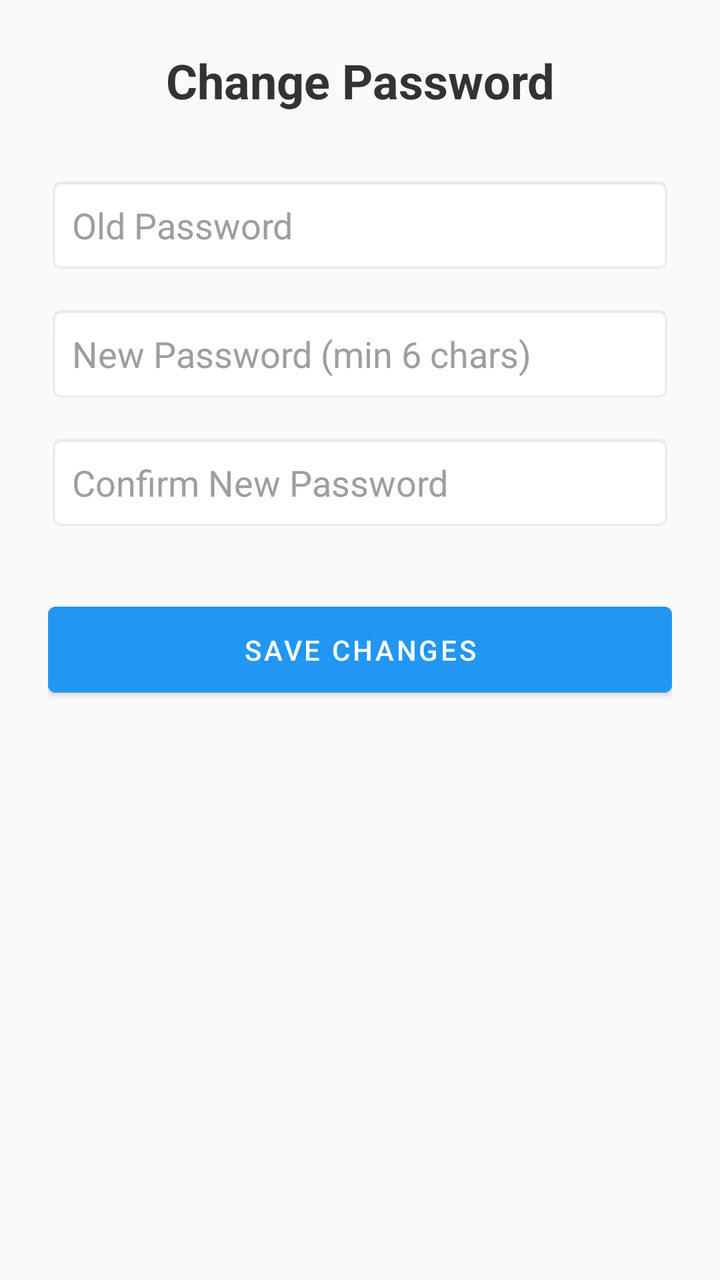
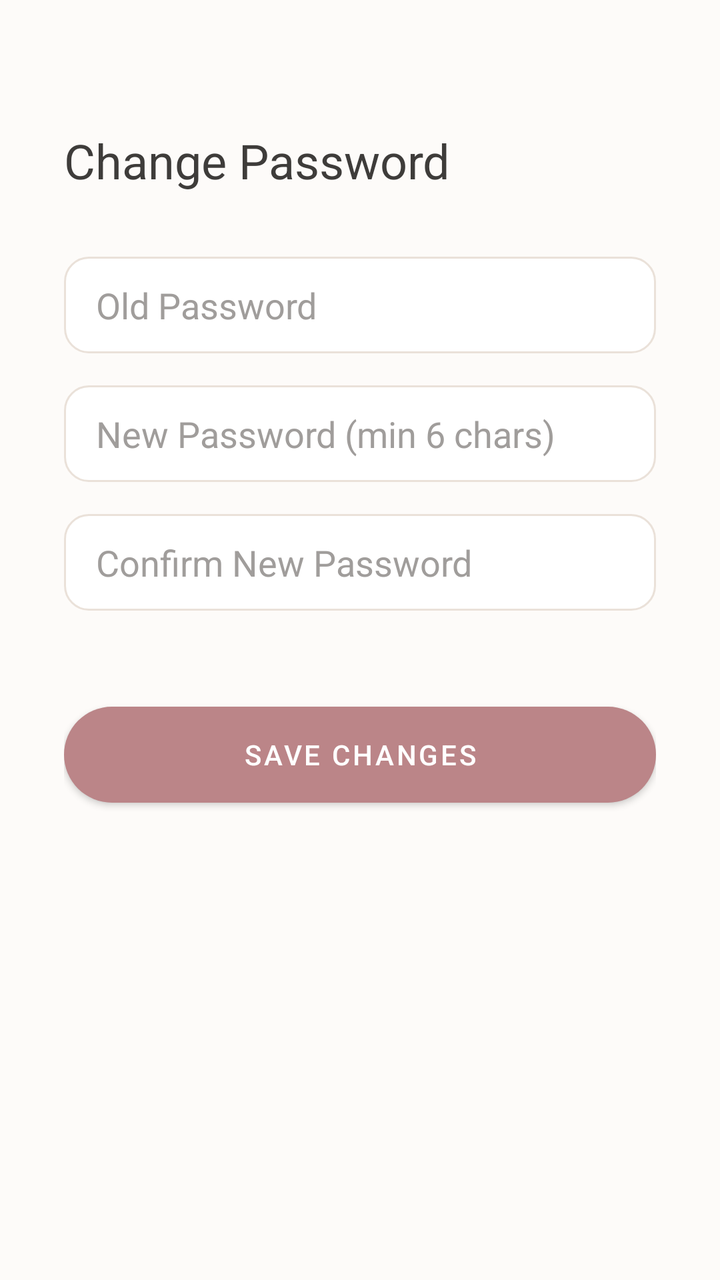

Before-and-after screenshots of an Android layout around one commit, followed by the original layout XML and the change that was made.
<!-- AndroidManifest.xml: application theme Theme.OutfitStudio -->
<!-- res/layout/activity_change_password.xml -->
<?xml version="1.0" encoding="utf-8"?>
<LinearLayout xmlns:android="http://schemas.android.com/apk/res/android"
    android:layout_width="match_parent"
    android:layout_height="match_parent"
    android:orientation="vertical"
    android:padding="24dp"
    android:background="#FAFAFA">

    <TextView
        android:layout_width="match_parent"
        android:layout_height="wrap_content"
        android:text="Change Password"
        android:textSize="24sp"
        android:textStyle="bold"
        android:textColor="#333333"
        android:layout_marginBottom="32dp"
        android:gravity="center"/>

    <EditText
        android:id="@+id/etOldPassword"
        android:layout_width="match_parent"
        android:layout_height="wrap_content"
        android:hint="Old Password"
        android:inputType="textPassword"
        android:padding="12dp"
        android:background="@android:drawable/editbox_background"
        android:layout_marginBottom="16dp"/>

    <EditText
        android:id="@+id/etNewPassword"
        android:layout_width="match_parent"
        android:layout_height="wrap_content"
        android:hint="New Password (min 6 chars)"
        android:inputType="textPassword"
        android:padding="12dp"
        android:background="@android:drawable/editbox_background"
        android:layout_marginBottom="16dp"/>

    <EditText
        android:id="@+id/etConfirmPassword"
        android:layout_width="match_parent"
        android:layout_height="wrap_content"
        android:hint="Confirm New Password"
        android:inputType="textPassword"
        android:padding="12dp"
        android:background="@android:drawable/editbox_background"
        android:layout_marginBottom="32dp"/>

    <Button
        android:id="@+id/btnChangePasswordSubmit"
        android:layout_width="match_parent"
        android:layout_height="wrap_content"
        android:text="Save Changes"
        android:backgroundTint="#2196F3"
        android:textColor="#FFFFFF"
        android:padding="12dp"/>

</LinearLayout>
<!-- resources referenced by this layout -->
<resources>
  <style name="Theme.OutfitStudio" parent="Theme.MaterialComponents.Light.NoActionBar">
          <item name="android:textColor">@color/on_background</item>
          <item name="android:textColorHint">@color/text_hint</item>
          
          <item name="colorPrimary">@color/primary</item>
          <item name="colorPrimaryVariant">@color/primary_variant</item>
          <item name="colorOnPrimary">@color/on_primary</item>
          
          <item name="colorSecondary">@color/primary</item>
          <item name="colorSecondaryVariant">@color/primary_variant</item>
          <item name="colorOnSecondary">@color/on_primary</item>
          
          <item name="android:colorBackground">@color/background</item>
          <item name="colorSurface">@color/surface</item>
          
          <item name="android:statusBarColor">@color/background</item>
          <item name="android:windowLightStatusBar">true</item>
      </style>
  <color name="on_background">#3E3C3A</color>
  <color name="text_hint">#A09D9B</color>
  <color name="primary">#BB8588</color>
  <color name="primary_variant">#BB8588</color>
  <color name="on_primary">#FFFFFF</color>
  <color name="background">#FDFBF9</color>
  <color name="surface">#FFFFFF</color>
</resources>

<!-- the commit's change to res/layout/activity_change_password.xml (unified diff, before → after) -->
@@ -1,20 +1,21 @@
 <?xml version="1.0" encoding="utf-8"?>
-<LinearLayout xmlns:android="http://schemas.android.com/apk/res/android"
+<androidx.constraintlayout.widget.ConstraintLayout xmlns:android="http://schemas.android.com/apk/res/android"
+    xmlns:app="http://schemas.android.com/apk/res-auto"
     android:layout_width="match_parent"
     android:layout_height="match_parent"
-    android:orientation="vertical"
-    android:padding="24dp"
-    android:background="#FAFAFA">
+    android:background="@color/background"
+    android:padding="32dp">
 
     <TextView
-        android:layout_width="match_parent"
+        android:id="@+id/tvChangePasswordTitle"
+        android:layout_width="wrap_content"
         android:layout_height="wrap_content"
         android:text="Change Password"
         android:textSize="24sp"
-        android:textStyle="bold"
-        android:textColor="#333333"
-        android:layout_marginBottom="32dp"
-        android:gravity="center"/>
+        android:textColor="@color/on_background"
+        app:layout_constraintTop_toTopOf="parent"
+        app:layout_constraintStart_toStartOf="parent"
+        android:layout_marginTop="32dp"/>
 
     <EditText
         android:id="@+id/etOldPassword"
@@ -22,9 +23,11 @@
         android:layout_height="wrap_content"
         android:hint="Old Password"
         android:inputType="textPassword"
-        android:padding="12dp"
-        android:background="@android:drawable/editbox_background"
-        android:layout_marginBottom="16dp"/>
+        android:background="@drawable/bg_edit_text"
+        android:textColor="@color/on_surface"
+        android:textColorHint="@color/text_hint"
+        app:layout_constraintTop_toBottomOf="@id/tvChangePasswordTitle"
+        android:layout_marginTop="32dp"/>
 
     <EditText
         android:id="@+id/etNewPassword"
@@ -32,9 +35,11 @@
         android:layout_height="wrap_content"
         android:hint="New Password (min 6 chars)"
         android:inputType="textPassword"
-        android:padding="12dp"
-        android:background="@android:drawable/editbox_background"
-        android:layout_marginBottom="16dp"/>
+        android:background="@drawable/bg_edit_text"
+        android:textColor="@color/on_surface"
+        android:textColorHint="@color/text_hint"
+        app:layout_constraintTop_toBottomOf="@id/etOldPassword"
+        android:layout_marginTop="16dp"/>
 
     <EditText
         android:id="@+id/etConfirmPassword"
@@ -42,17 +47,21 @@
         android:layout_height="wrap_content"
         android:hint="Confirm New Password"
         android:inputType="textPassword"
-        android:padding="12dp"
-        android:background="@android:drawable/editbox_background"
-        android:layout_marginBottom="32dp"/>
+        android:background="@drawable/bg_edit_text"
+        android:textColor="@color/on_surface"
+        android:textColorHint="@color/text_hint"
+        app:layout_constraintTop_toBottomOf="@id/etNewPassword"
+        android:layout_marginTop="16dp"/>
 
     <Button
         android:id="@+id/btnChangePasswordSubmit"
         android:layout_width="match_parent"
         android:layout_height="wrap_content"
         android:text="Save Changes"
-        android:backgroundTint="#2196F3"
-        android:textColor="#FFFFFF"
-        android:padding="12dp"/>
+        android:textColor="@color/on_primary"
+        android:background="@drawable/bg_button_rounded"
+        app:layout_constraintTop_toBottomOf="@id/etConfirmPassword"
+        android:layout_marginTop="48dp"
+        app:backgroundTint="@null"/>
 
-</LinearLayout>
+</androidx.constraintlayout.widget.ConstraintLayout>
<!-- resource entries referenced after the edit -->
@@ -20,10 +20,28 @@
       </style>
   <color name="on_background">#3E3C3A</color>
   <color name="text_hint">#A09D9B</color>
+  <!-- drawable bg_button_rounded (drawable) -->
+  <?xml version="1.0" encoding="utf-8"?>
+  <shape xmlns:android="http://schemas.android.com/apk/res/android"
+      android:shape="rectangle">
+      <solid android:color="@color/primary"/>
+      <corners android:radius="24dp"/>
+  </shape>
+  <!-- drawable bg_edit_text (drawable) -->
+  <?xml version="1.0" encoding="utf-8"?>
+  <shape xmlns:android="http://schemas.android.com/apk/res/android"
+      android:shape="rectangle">
+      <solid android:color="@color/surface"/>
+      <stroke android:width="1dp" android:color="@color/card_border"/>
+      <corners android:radius="12dp"/>
+      <padding android:left="16dp" android:right="16dp" android:top="12dp" android:bottom="12dp"/>
+  </shape>
   <color name="primary">#BB8588</color>
   <color name="primary_variant">#BB8588</color>
   <color name="on_primary">#FFFFFF</color>
+  <color name="on_surface">#3E3C3A</color>
   <color name="background">#FDFBF9</color>
   <color name="surface">#FFFFFF</color>
+  <color name="card_border">#EAE1D9</color>
 </resources>
 
